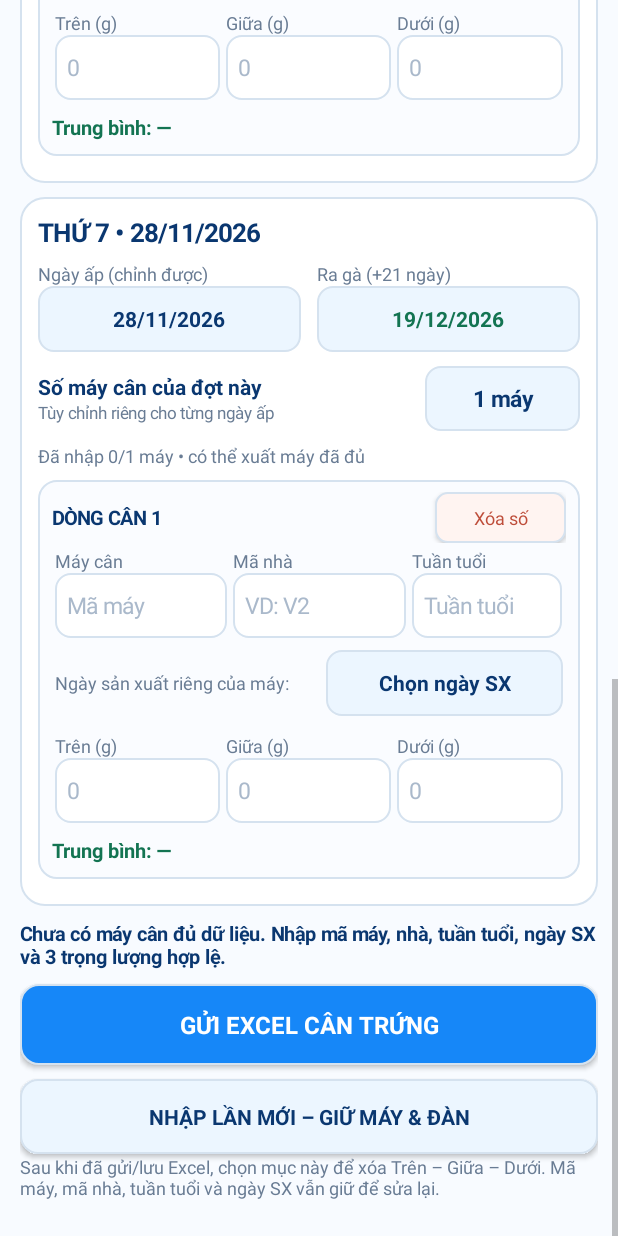
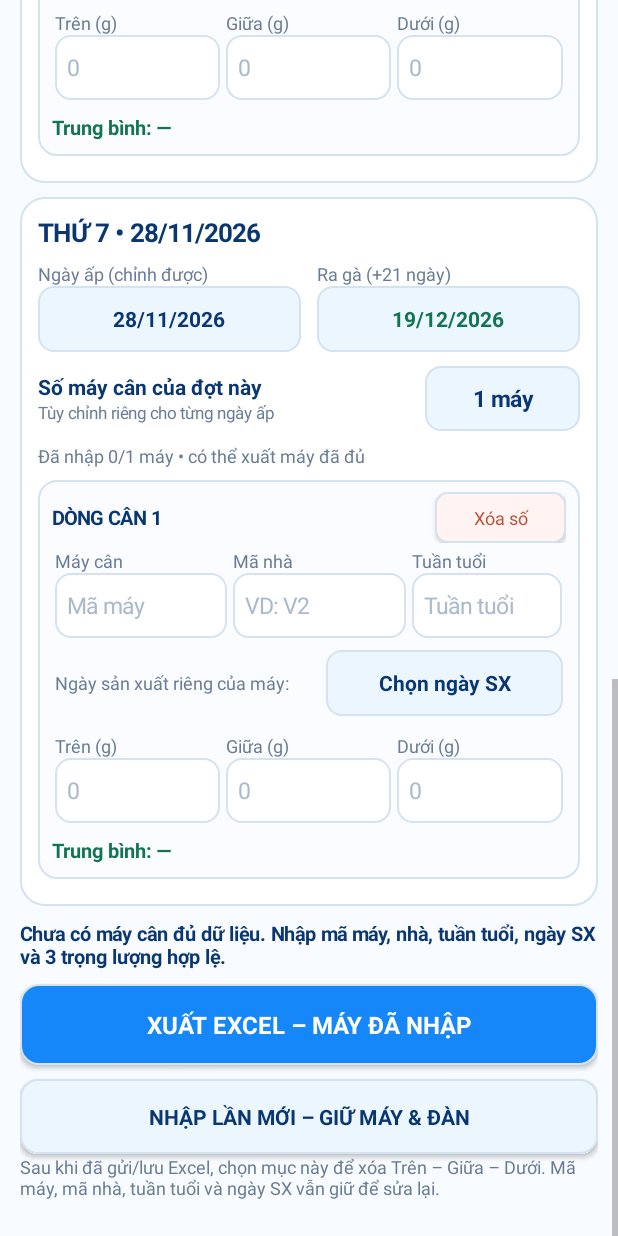
Before and after one commit to anhkaipa-cmd/Tinh-ga-app, an Android app: the EggWeightActivity screen opened directly, with no data from a screen before it, scrolled down 1003 dp, on a phone screen of 412 x 824 dp. Run offline under Robolectric (Android 15) with nearby library versions, the phone set to English and light mode, and no system bars.

Commit message:
Protect unfinished weighing records during reset and clarify partial machine Excel export

```diff
--- a/app/src/main/java/com/anhthu/tinhga/EggWeightActivity.java
+++ b/app/src/main/java/com/anhthu/tinhga/EggWeightActivity.java
@@ -155,7 +155,7 @@ public class EggWeightActivity extends Activity {
 
         exportButton=new Button(this);
         exportButton.setAllCaps(false);
-        exportButton.setText("GỬI EXCEL CÂN TRỨNG");
+        exportButton.setText("XUẤT EXCEL – MÁY ĐÃ NHẬP");
         exportButton.setTextColor(Color.WHITE);
         exportButton.setTextSize(16);
         exportButton.setTypeface(Typeface.DEFAULT_BOLD);
@@ -646,7 +646,7 @@ public class EggWeightActivity extends Activity {
                 final int toClear=mask;
                 new AlertDialog.Builder(this)
                     .setTitle("Xóa các số cân?")
-                    .setMessage("Chỉ xóa trọng lượng TRÊN, GIỮA, DƯỚI của ngày đã chọn. " +
+                    .setMessage("Chỉ xóa trọng lượng TRÊN, GIỮA, DƯỚI của các máy đã nhập đủ trong ngày đã chọn. Máy chưa nhập đủ sẽ giữ nguyên. " +
                         "Giữ nguyên mã máy, mã nhà/đàn, tuần tuổi, ngày sản xuất và số máy. " +
                         "Hãy chắc chắn đã gửi hoặc lưu Excel trước khi xóa.")
                     .setNegativeButton("GIỮ NGUYÊN",null)
@@ -661,6 +661,8 @@ public class EggWeightActivity extends Activity {
         for(int day=0;day<3;day++) {
             if((dayMask&(1<<day))==0) continue;
             for(WeightRow row:rows[day]) {
+                // Never clear unfinished entries that were not included in export.
+                if(!complete(day,row)) continue;
                 // The TextWatchers save the blank values immediately.
                 row.top.setText("");
                 row.middle.setText("");
```
